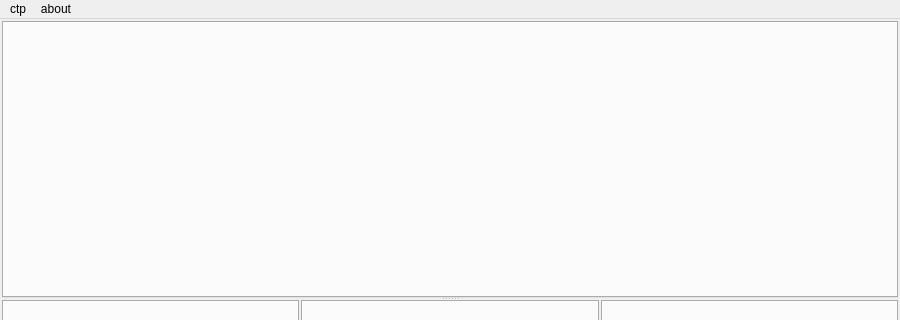
Qt form ctpnow/ui/mainwindow.ui (xclxxl414/bftrader) before a commit; both pictures show x 0 to 900 and y 0 to 320 of the 900 by 600 pixel window.
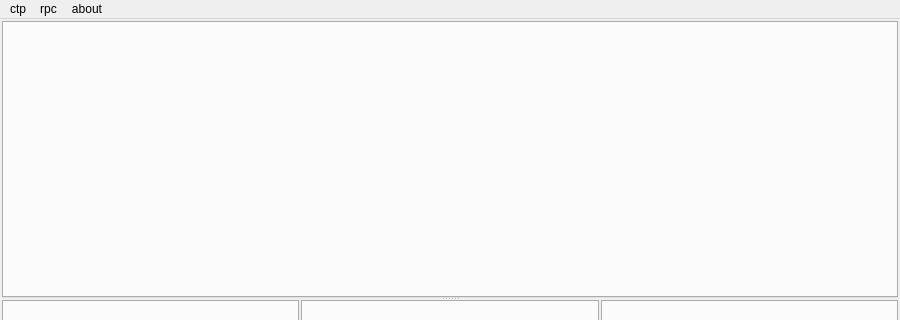
The same form after that commit.

Patch:
```diff
--- a/ctpnow/ui/mainwindow.ui
+++ b/ctpnow/ui/mainwindow.ui
@@ -148,7 +148,15 @@
     <addaction name="actionVersion"/>
     <addaction name="menuDeveloperTools"/>
    </widget>
+   <widget class="QMenu" name="menuRpc">
+    <property name="title">
+     <string>rpc</string>
+    </property>
+    <addaction name="actionRpcStart"/>
+    <addaction name="actionRpcStop"/>
+   </widget>
    <addaction name="menuCtp"/>
+   <addaction name="menuRpc"/>
    <addaction name="menuAbout"/>
   </widget>
   <widget class="QStatusBar" name="statusBar"/>
```
Left out of the diff: 12 changed lines with no effect on the pictures.
